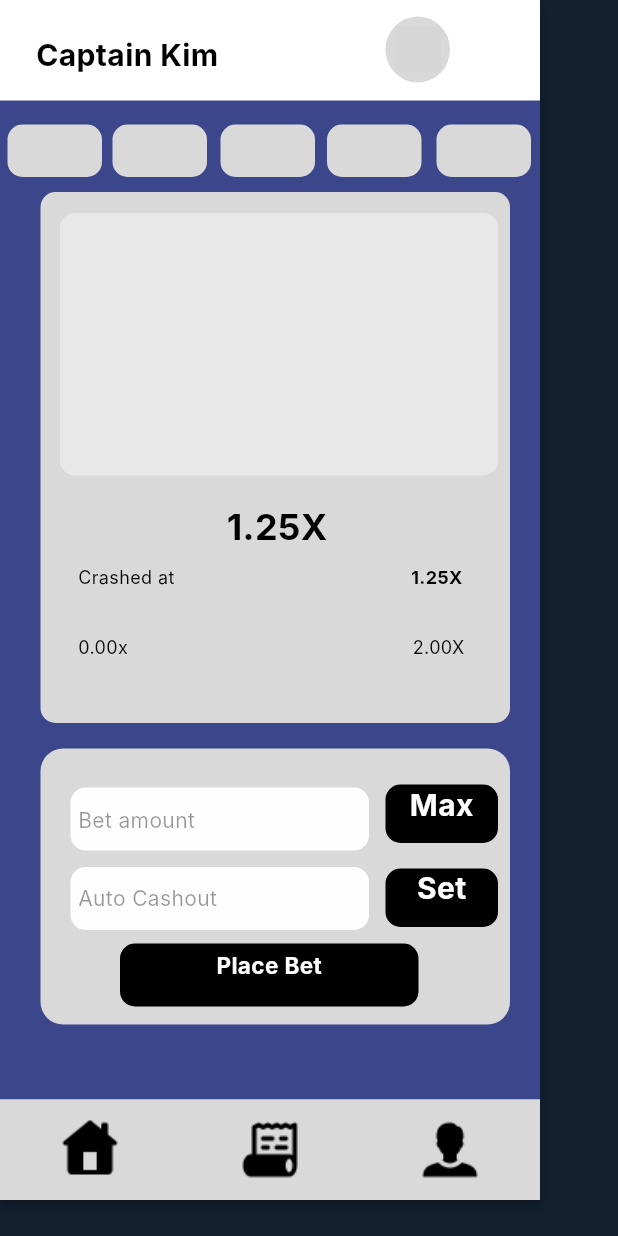
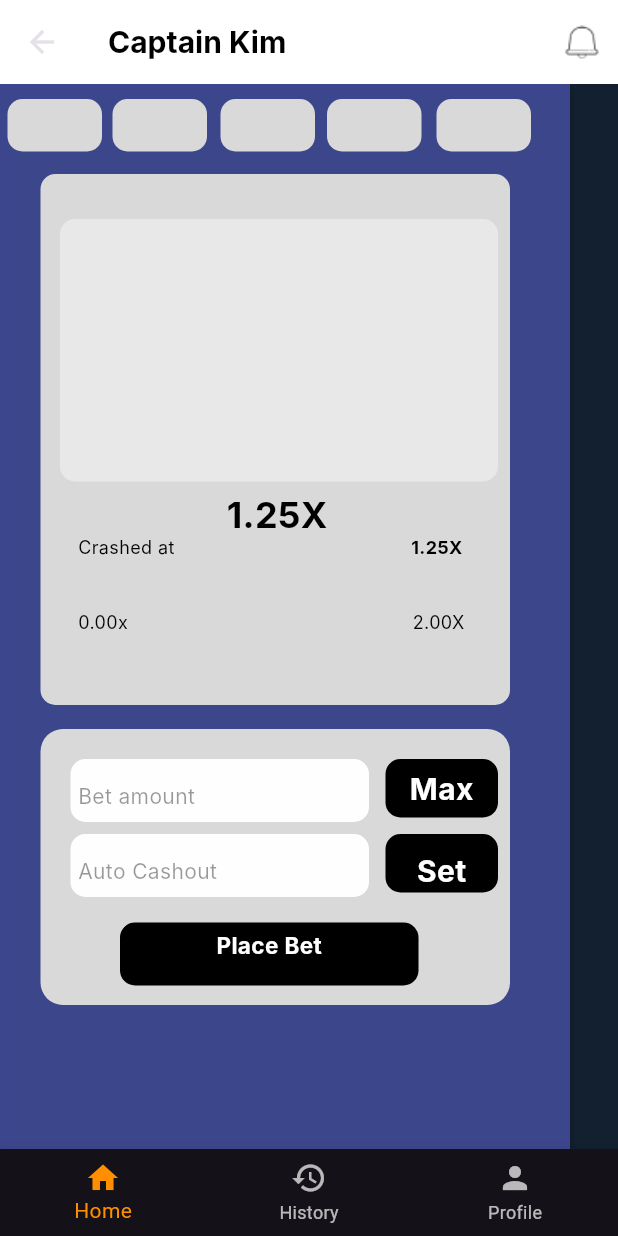
Before and after one commit to Kimutai004/captain_kim, a Flutter app: the Home screen opened directly, on a phone screen of 412 x 824 dp. Run offline on Flutter 3.47's test engine with Material 3 defaults, Android fonts, the phone set to English and light mode, and no system bars; Roboto replaces fonts that are missing (Inter); grey boxes are pictures that could not be loaded.

Commit message:
"Updated Home widget with new layout and added notification icon"

```diff
--- a/lib/home.dart
+++ b/lib/home.dart
@@ -6,7 +6,7 @@ void main() {
   runApp(const FigmaToCodeApp());
 }
 
-// Generated by: https://www.figma.com/community/plugin/842128343887142055/
+// Generated by: https://www.figma.com/community/plugin/842121043887142055/
 class FigmaToCodeApp extends StatelessWidget {
   const FigmaToCodeApp({super.key});
 
@@ -28,12 +28,35 @@ class FigmaToCodeApp extends StatelessWidget {
 class Home extends StatelessWidget {
   @override
   Widget build(BuildContext context) {
-    return Column(
+    return Scaffold(
+      appBar: AppBar(
+        title: Text('Captain Kim'),
+        titleTextStyle: TextStyle(
+          color: Colors.black,
+                    fontSize: 20,
+                    fontFamily: 'Inter',
+                    fontWeight: FontWeight.w700,
+                    height: 0,
+          ),
+        backgroundColor: Color.fromARGB(255, 255, 255, 255),
+        actions: [
+          IconButton(
+            icon: Image.asset("assets/Notification.png"),
+            iconSize: 45,
+            onPressed: () {
+              Navigator.push(
+                context,
+                MaterialPageRoute(builder: (context) => Home()),
+              );
+            },
+          ),
+        ],
+      ),
+      body: Stack(
   children: [
     Container(
-          width: 360,
+      width: 380,
       height: 800,
-          clipBehavior: Clip.antiAlias,
       decoration: BoxDecoration(
         color: Color(0xF93D478E),
         boxShadow: [
@@ -41,47 +64,27 @@ class Home extends StatelessWidget {
             color: Color(0x3F000000),
             blurRadius: 4,
             offset: Offset(0, 4),
-                spreadRadius: 0,
-              )
+          ),
         ],
       ),
       child: Stack(
         children: [
-              Positioned(
-                left: 0,
-                top: 0,
-                child: Container(
-                  width: 360,
-                  height: 67,
-                  decoration: BoxDecoration(color: Colors.white),
-                ),
-              ),
-              Positioned(
-                left: 0,
-                top: 733,
-                child: Container(
-                  width: 360,
-                  height: 67,
-                  decoration: BoxDecoration(color: Color(0xFFD9D9D9)),
-                ),
-              ),
+
           Positioned(
             left: 27,
-                top: 128,
+            top: 60,
             child: Container(
               width: 313,
               height: 354,
-                  decoration: ShapeDecoration(
+              decoration: BoxDecoration(
                 color: Color(0xFFD9D9D9),
-                    shape: RoundedRectangleBorder(
                 borderRadius: BorderRadius.circular(10),
-                    ),
               ),
             ),
           ),
           Positioned(
             left: 52,
-                top: 377,
+            top: 300,
             child: Text(
               'Crashed at',
               style: TextStyle(
@@ -89,41 +92,25 @@ class Home extends StatelessWidget {
                 fontSize: 12,
                 fontFamily: 'Inter',
                 fontWeight: FontWeight.w400,
-                    height: 0,
               ),
             ),
           ),
-              Positioned(
-                left: 27,
-                top: 499,
-                child: Container(
-                  width: 313,
-                  height: 184,
-                  decoration: ShapeDecoration(
-                    color: Color(0xFFD9D9D9),
-                    shape: RoundedRectangleBorder(
-                      borderRadius: BorderRadius.circular(15),
-                    ),
-                  ),
-                ),
-              ),
+
           Positioned(
             left: 40,
-                top: 142,
+            top: 90,
             child: Container(
               width: 292,
               height: 175,
-                  decoration: ShapeDecoration(
+              decoration: BoxDecoration(
                 color: Color(0xFFE8E8E8),
-                    shape: RoundedRectangleBorder(
                 borderRadius: BorderRadius.circular(10),
-                    ),
               ),
             ),
           ),
           Positioned(
             left: 151,
-                top: 337,
+            top: 270,
             child: Text(
               '1.25X',
               style: TextStyle(
@@ -131,13 +118,12 @@ class Home extends StatelessWidget {
                 fontSize: 24,
                 fontFamily: 'Inter',
                 fontWeight: FontWeight.w700,
-                    height: 0,
               ),
             ),
           ),
           Positioned(
             left: 274,
-                top: 377,
+            top: 300,
             child: Text(
               '1.25X',
               style: TextStyle(
@@ -145,13 +131,12 @@ class Home extends StatelessWidget {
                 fontSize: 12,
                 fontFamily: 'Inter',
                 fontWeight: FontWeight.w700,
-                    height: 0,
               ),
             ),
           ),
           Positioned(
             left: 52,
-                top: 424,
+            top: 350,
             child: Text(
               '0.00x',
               style: TextStyle(
@@ -159,13 +144,12 @@ class Home extends StatelessWidget {
                 fontSize: 12,
                 fontFamily: 'Inter',
                 fontWeight: FontWeight.w400,
-                    height: 0,
               ),
             ),
           ),
           Positioned(
             left: 275,
-                top: 424,
+            top: 350,
             child: Text(
               '2.00X',
               style: TextStyle(
@@ -173,98 +157,99 @@ class Home extends StatelessWidget {
                 fontSize: 12,
                 fontFamily: 'Inter',
                 fontWeight: FontWeight.w400,
-                    height: 0,
+              ),
+            ),
+          ),
+
+          Positioned(
+            left: 27,
+            top: 430,
+            child: Container(
+              width: 313,
+              height: 184,
+              decoration: BoxDecoration(
+                color: Color(0xFFD9D9D9),
+                borderRadius: BorderRadius.circular(15),
               ),
             ),
           ),
           Positioned(
             left: 47,
-                top: 525,
+            top: 450,
             child: Container(
               width: 199,
               height: 42,
-                  decoration: ShapeDecoration(
+              decoration: BoxDecoration(
                 color: Color(0xFFFFFEFE),
-                    shape: RoundedRectangleBorder(
                 borderRadius: BorderRadius.circular(10),
-                    ),
               ),
             ),
           ),
           Positioned(
             left: 52,
-                top: 538,
+            top: 465,
             child: Text(
               'Bet amount',
               textAlign: TextAlign.center,
               style: TextStyle(
-                    color: Colors.black.withOpacity(0.4000000059604645),
+                color: Colors.black.withOpacity(0.4),
                 fontSize: 14,
                 fontFamily: 'Inter',
                 fontWeight: FontWeight.w400,
-                    height: 0,
               ),
             ),
           ),
           Positioned(
             left: 47,
-                top: 578,
+            top: 500,
             child: Container(
               width: 199,
               height: 42,
-                  decoration: ShapeDecoration(
+              decoration: BoxDecoration(
                 color: Color(0xFFFFFEFE),
-                    shape: RoundedRectangleBorder(
                 borderRadius: BorderRadius.circular(10),
-                    ),
               ),
             ),
           ),
           Positioned(
             left: 80,
-                top: 629,
+            top: 559,
             child: Container(
               width: 199,
               height: 42,
-                  decoration: ShapeDecoration(
+              decoration: BoxDecoration(
                 color: Colors.black,
-                    shape: RoundedRectangleBorder(
                 borderRadius: BorderRadius.circular(10),
-                    ),
               ),
             ),
           ),
           Positioned(
             left: 257,
-                top: 523,
+            top: 450,
             child: Container(
               width: 75,
               height: 39,
-                  decoration: ShapeDecoration(
+              decoration: BoxDecoration(
                 color: Colors.black,
-                    shape: RoundedRectangleBorder(
                 borderRadius: BorderRadius.circular(10),
-                    ),
               ),
             ),
           ),
           Positioned(
             left: 257,
-                top: 579,
+            top: 500,
             child: Container(
               width: 75,
               height: 39,
-                  decoration: ShapeDecoration(
+              decoration: BoxDecoration(
                 color: Colors.black,
-                    shape: RoundedRectangleBorder(
                 borderRadius: BorderRadius.circular(10),
-                    ),
               ),
             ),
           ),
           Positioned(
             left: 82,
-                top: 634,
+            top: 564,
             child: SizedBox(
               width: 195,
               height: 30,
@@ -276,104 +261,13 @@ class Home extends StatelessWidget {
                   fontSize: 15,
                   fontFamily: 'Inter',
                   fontWeight: FontWeight.w700,
-                      height: 0,
-                    ),
-                  ),
-                ),
-              ),
-                Positioned(
-                left: 0,
-                bottom: 0,
-                child: Container(
-                  width: 360,
-                  height: 67,
-                  decoration: BoxDecoration(
-                  color: Color(0xFFD9D9D9),
-                  ),
-                  child: Row(
-                  mainAxisAlignment: MainAxisAlignment.spaceAround,
-                  children: [
-                    IconButton(
-                    icon: Image.asset("assets/Home_Page.png"),
-                    iconSize: 45,
-                    onPressed: () {
-                        Navigator.push(
-                        context,
-                        MaterialPageRoute(builder: (context) => Home()),
-                        );
-
-                    },
-                    ),
-                    IconButton(
-                    icon: Image.asset("assets/Activity_History.png"),
-                    iconSize: 45,
-                    onPressed: () {
-                        Navigator.push(
-                        context,
-                        MaterialPageRoute(builder: (context) => History()),
-                        );
-
-                    },
-                    ),
-                    IconButton(
-                    icon: Image.asset("assets/Account.png"),
-                    iconSize: 45,
-                    onPressed: () {
-                        Navigator.push(
-                        context,
-                        MaterialPageRoute(builder: (context) => Profile()),
-                        );
-
-                    },
-                    ),
-                  ],
-                  ),
-                ),
-                ),
-              Positioned(
-                left: 24,
-                top: 25,
-                child: Text(
-                  'Captain Kim',
-                  textAlign: TextAlign.center,
-                  style: TextStyle(
-                    color: Colors.black,
-                    fontSize: 20,
-                    fontFamily: 'Inter',
-                    fontWeight: FontWeight.w700,
-                    height: 0,
-                  ),
-                ),
-              ),
-              Positioned(
-                left: 257,
-                top: 11,
-                child: Container(
-                  width: 43,
-                  height: 44,
-                  decoration: ShapeDecoration(
-                    color: Color(0xFFD9D9D9),
-                    shape: OvalBorder(),
-                  ),
-                ),
-              ),
-              Positioned(
-                left: 264,
-                top: 18,
-                child: Container(
-                  width: 30,
-                  height: 30,
-                  decoration: BoxDecoration(
-                    image: DecorationImage(
-                      image: NetworkImage("https://via.placeholder.com/30x30"),
-                      fit: BoxFit.contain,
                 ),
               ),
             ),
           ),
           Positioned(
             left: 257,
-                top: 525,
+            top: 455,
             child: SizedBox(
               width: 75,
               height: 37,
@@ -385,14 +279,13 @@ class Home extends StatelessWidget {
                   fontSize: 20,
                   fontFamily: 'Inter',
                   fontWeight: FontWeight.w700,
-                      height: 0,
                 ),
               ),
             ),
           ),
           Positioned(
             left: 257,
-                top: 580,
+            top: 510,
             child: SizedBox(
               width: 75,
               height: 38,
@@ -404,93 +297,81 @@ class Home extends StatelessWidget {
                   fontSize: 20,
                   fontFamily: 'Inter',
                   fontWeight: FontWeight.w700,
-                      height: 0,
                 ),
               ),
             ),
           ),
           Positioned(
             left: 52,
-                top: 590,
+            top: 515,
             child: Text(
               'Auto Cashout',
               textAlign: TextAlign.center,
               style: TextStyle(
-                    color: Colors.black.withOpacity(0.4000000059604645),
+                color: Colors.black.withOpacity(0.4),
                 fontSize: 14,
                 fontFamily: 'Inter',
                 fontWeight: FontWeight.w400,
-                    height: 0,
               ),
             ),
           ),
           Positioned(
             left: 5,
-                top: 83,
+            top: 10,
             child: Container(
               width: 63,
               height: 35,
-                  decoration: ShapeDecoration(
+              decoration: BoxDecoration(
                 color: Color(0xFFD9D9D9),
-                    shape: RoundedRectangleBorder(
                 borderRadius: BorderRadius.circular(10),
-                    ),
               ),
             ),
           ),
           Positioned(
             left: 75,
-                top: 83,
+            top: 10,
             child: Container(
               width: 63,
               height: 35,
-                  decoration: ShapeDecoration(
+              decoration: BoxDecoration(
                 color: Color(0xFFD9D9D9),
-                    shape: RoundedRectangleBorder(
                 borderRadius: BorderRadius.circular(10),
-                    ),
               ),
             ),
           ),
           Positioned(
             left: 147,
-                top: 83,
+            top: 10,
             child: Container(
               width: 63,
               height: 35,
-                  decoration: ShapeDecoration(
+              decoration: BoxDecoration(
                 color: Color(0xFFD9D9D9),
-                    shape: RoundedRectangleBorder(
                 borderRadius: BorderRadius.circular(10),
-                    ),
               ),
             ),
           ),
           Positioned(
             left: 218,
-                top: 83,
+            top: 10,
             child: Container(
               width: 63,
               height: 35,
-                  decoration: ShapeDecoration(
+              decoration: BoxDecoration(
                 color: Color(0xFFD9D9D9),
-                    shape: RoundedRectangleBorder(
                 borderRadius: BorderRadius.circular(10),
-                    ),
               ),
             ),
           ),
           Positioned(
             left: 291,
-                top: 83,
+            top: 10,
             child: Container(
               width: 63,
               height: 35,
-                  decoration: ShapeDecoration(
+              decoration: BoxDecoration(
                 color: Color(0xFFD9D9D9),
-                    shape: RoundedRectangleBorder(
                 borderRadius: BorderRadius.circular(10),
-                    ),
               ),
             ),
           ),
@@ -498,6 +379,29 @@ class Home extends StatelessWidget {
       ),
     ),
   ],
+),
+
+
+      bottomNavigationBar:
+      BottomNavigationBar(
+        items: const <BottomNavigationBarItem>[
+          BottomNavigationBarItem(
+            icon: Icon(Icons.home),
+            label: 'Home',
+          ),
+          BottomNavigationBarItem(
+            icon: Icon(Icons.history),
+            label: 'History',
+          ),
+          BottomNavigationBarItem(
+            icon: Icon(Icons.person),
+            label: 'Profile',
+          ),
+        ],
+        selectedItemColor: Colors.amber[800],
+      ),
+
+
     );
   }
 }
--- a/pubspec.yaml
+++ b/pubspec.yaml
@@ -64,6 +64,7 @@ flutter:
     - assets/Activity_History.png
     - assets/Home_Page.png
     - assets/Rectangle_7.png
+    - assets/Notification.png
 
   # An image asset can refer to one or more resolution-specific "variants", see
   # https://flutter.dev/assets-and-images/#resolution-aware
```
Also changed, not shown: assets/Notification.png (added). Lines whose indentation alone changed are shown as unchanged.
